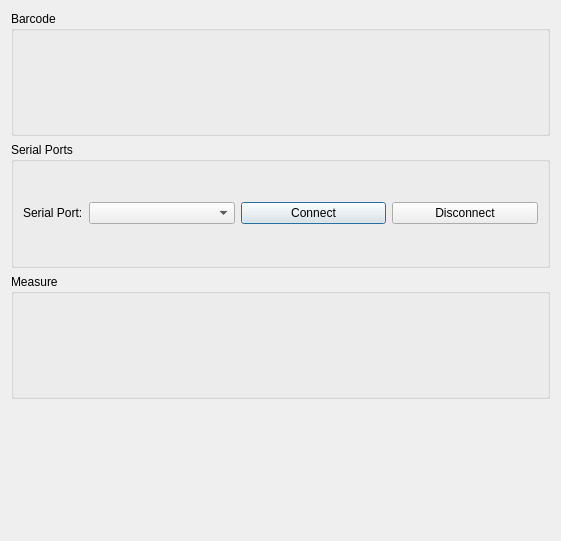
CLSA/cypress, file src/dialogs/weighscaledialog.ui: the form before one commit.
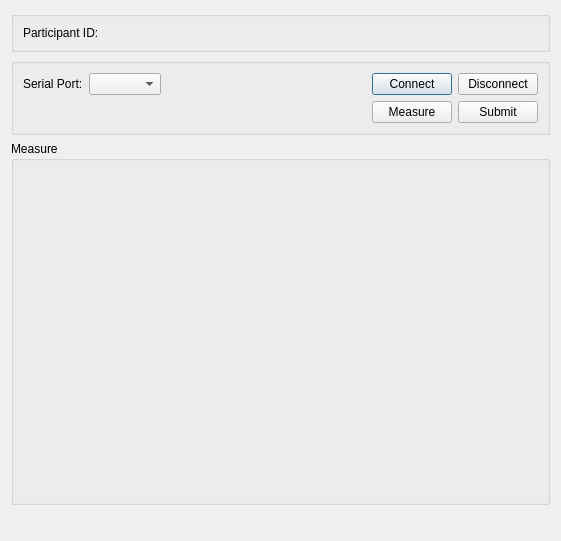
The form after the commit. Custom widgets are drawn as their Qt base class.

Commit message: refactored dialog layouts and added participant info

```diff
--- a/src/dialogs/weighscaledialog.ui
+++ b/src/dialogs/weighscaledialog.ui
@@ -15,29 +15,56 @@
   </property>
   <layout class="QVBoxLayout" name="verticalLayout_2">
    <item>
-    <widget class="QGroupBox" name="idGroupBox">
-     <property name="sizePolicy">
-      <sizepolicy hsizetype="Preferred" vsizetype="Preferred">
-       <horstretch>0</horstretch>
-       <verstretch>0</verstretch>
-      </sizepolicy>
-     </property>
+    <widget class="QGroupBox" name="groupBox">
      <property name="title">
-      <string>Barcode</string>
+      <string/>
      </property>
-     <layout class="QHBoxLayout" name="horizontalLayout">
+     <layout class="QVBoxLayout" name="verticalLayout_5">
       <item>
-       <widget class="BarcodeWidget" name="barcodeWidget" native="true"/>
+       <layout class="QHBoxLayout" name="horizontalLayout_10">
+        <item>
+         <widget class="QLabel" name="label_7">
+          <property name="sizePolicy">
+           <sizepolicy hsizetype="Minimum" vsizetype="Preferred">
+            <horstretch>0</horstretch>
+            <verstretch>0</verstretch>
+           </sizepolicy>
+          </property>
+          <property name="text">
+           <string>Participant ID:</string>
+          </property>
+         </widget>
+        </item>
+        <item>
+         <widget class="QLabel" name="participantId">
+          <property name="sizePolicy">
+           <sizepolicy hsizetype="Expanding" vsizetype="Preferred">
+            <horstretch>0</horstretch>
+            <verstretch>0</verstretch>
+           </sizepolicy>
+          </property>
+          <property name="text">
+           <string/>
+          </property>
+         </widget>
+        </item>
+       </layout>
       </item>
      </layout>
     </widget>
    </item>
    <item>
     <widget class="QGroupBox" name="serialPortGroupBox">
+     <property name="sizePolicy">
+      <sizepolicy hsizetype="Preferred" vsizetype="Minimum">
+       <horstretch>0</horstretch>
+       <verstretch>0</verstretch>
+      </sizepolicy>
+     </property>
      <property name="title">
-      <string>Serial Ports</string>
+      <string/>
      </property>
-     <layout class="QVBoxLayout" name="verticalLayout" stretch="0">
+     <layout class="QVBoxLayout" name="verticalLayout">
       <item>
        <layout class="QHBoxLayout" name="horizontalLayout_3">
         <item>
@@ -56,6 +83,19 @@
         <item>
          <widget class="QComboBox" name="deviceComboBox"/>
         </item>
+        <item>
+         <spacer name="horizontalSpacer">
+          <property name="orientation">
+           <enum>Qt::Horizontal</enum>
+          </property>
+          <property name="sizeHint" stdset="0">
+           <size>
+            <width>40</width>
+            <height>20</height>
+           </size>
+          </property>
+         </spacer>
+        </item>
         <item>
          <widget class="QPushButton" name="connectButton">
           <property name="text">
@@ -72,13 +112,44 @@
         </item>
        </layout>
       </item>
+      <item>
+       <layout class="QHBoxLayout" name="horizontalLayout">
+        <item>
+         <spacer name="horizontalSpacer_2">
+          <property name="orientation">
+           <enum>Qt::Horizontal</enum>
+          </property>
+          <property name="sizeHint" stdset="0">
+           <size>
+            <width>40</width>
+            <height>20</height>
+           </size>
+          </property>
+         </spacer>
+        </item>
+        <item>
+         <widget class="QPushButton" name="measureButton">
+          <property name="text">
+           <string>Measure</string>
+          </property>
+         </widget>
+        </item>
+        <item>
+         <widget class="QPushButton" name="submitButton">
+          <property name="text">
+           <string>Submit</string>
+          </property>
+         </widget>
+        </item>
+       </layout>
+      </item>
      </layout>
     </widget>
    </item>
    <item>
     <widget class="QGroupBox" name="measureGroupBox">
      <property name="sizePolicy">
-      <sizepolicy hsizetype="Preferred" vsizetype="Preferred">
+      <sizepolicy hsizetype="Preferred" vsizetype="Expanding">
        <horstretch>0</horstretch>
        <verstretch>0</verstretch>
       </sizepolicy>
@@ -103,12 +174,6 @@
   </layout>
  </widget>
  <customwidgets>
-  <customwidget>
-   <class>BarcodeWidget</class>
-   <extends>QWidget</extends>
-   <header>widgets/BarcodeWidget.h</header>
-   <container>1</container>
-  </customwidget>
   <customwidget>
    <class>MeasureWidget</class>
    <extends>QWidget</extends>
```
The commit also changes 13 other files.
